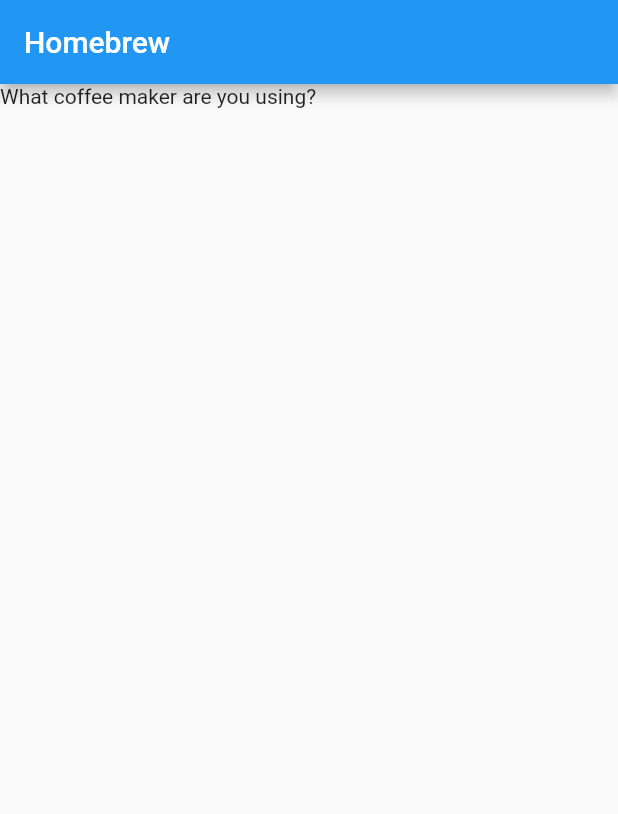
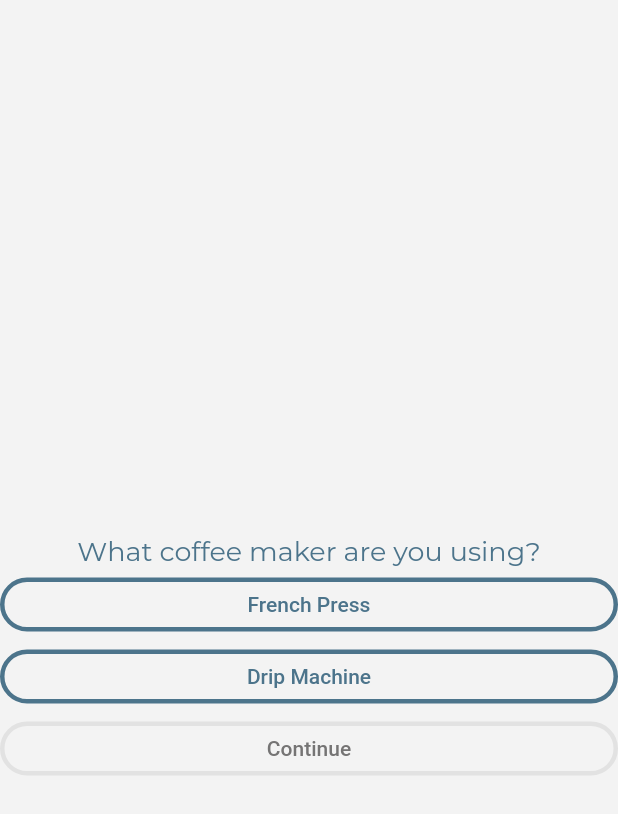
Before and after one commit to mikelopez100/homebrew, a Flutter app: the screen it shows after launch, on a phone screen of 412 x 824 dp. Shown: the top 814 px of the screen. Run offline on Flutter 3.47's test engine with Material 2 defaults, Android fonts, the phone set to English and light mode, and no system bars; Roboto replaces fonts that are missing (Montserrat-Medium).

Commit message:
workin on her

```diff
--- a/lib/screens/choose_device_screen.dart
+++ b/lib/screens/choose_device_screen.dart
@@ -1,4 +1,5 @@
 import 'package:flutter/material.dart';
+import 'package:homebrew/screens/cups_screen.dart';
 
 class ChooseDeviceScreen extends StatefulWidget {
   @override
@@ -9,16 +10,70 @@ class _ChooseDeviceScreenState extends State<ChooseDeviceScreen> {
   @override
   Widget build(BuildContext context) {
     return Scaffold(
-      appBar: AppBar(
-        title: Text("Homebrew"),
+        appBar: AppBar(
+        elevation: 0,
+        backgroundColor: Color(0xfff3f3f3),
+        iconTheme: IconThemeData(color: Color(0xff4c748b)),
       ),
-      body: Column(
-        children: <Widget>[
-          Text(
-            "What coffee maker are you using?",
-          )
-        ],
-      ),
-    );
+        backgroundColor: Color(0xfff3f3f3),
+        body: Center(
+          child: Column(
+            mainAxisAlignment: MainAxisAlignment.center,
+            crossAxisAlignment: CrossAxisAlignment.stretch,
+            children: <Widget>[
+              Text("What coffee maker are you using?",
+                  key: Key('coffeemaker-text'),
+                  textAlign: TextAlign.center,
+                  style: TextStyle(
+                      fontSize: 18,
+                      fontFamily: 'Montserrat',
+                      color: Color(0xff4c748b))),
+              OutlineButton(
+                  borderSide: BorderSide(
+                      color: Color(0xff4c748b),
+                      style: BorderStyle.solid,
+                      width: 3.0),
+                  shape: RoundedRectangleBorder(
+                      borderRadius: BorderRadius.circular(50)),
+                  onPressed: () {},
+                  key: Key('french-press-selector'),
+                  child: Text("French Press",
+                      style: TextStyle(
+                          fontSize: 14,
+                          fontFamily: 'Montserrat-Medium',
+                          color: Color(0xff4c748b)))),
+              OutlineButton(
+                  borderSide: BorderSide(
+                      color: Color(0xff4c748b),
+                      style: BorderStyle.solid,
+                      width: 3.0),
+                  shape: RoundedRectangleBorder(
+                      borderRadius: BorderRadius.circular(50)),
+                  onPressed: () {},
+                  key: Key('drip'),
+                  child: Text("Drip Machine",
+                      style: TextStyle(
+                          fontSize: 14,
+                          fontFamily: 'Montserrat-Medium',
+                          color: Color(0xff4c748b)))),
+              OutlineButton(
+                  borderSide: BorderSide(
+                      color: Color(0xffe2e2e2),
+                      style: BorderStyle.solid,
+                      width: 3.0),
+                  shape: RoundedRectangleBorder(
+                      borderRadius: BorderRadius.circular(50)),
+                  onPressed: () {
+                    Navigator.push(context,
+                        MaterialPageRoute(builder: (context) => CupsScreen()));
+                  },
+                  key: Key('continue-btn'),
+                  child: Text("Continue",
+                      style: TextStyle(
+                          fontFamily: 'Montserrat-Medium',
+                          color: Color(0xff757474)))),
+            ],
+          ),
+        ));
   }
 }
```
Also changed, not shown: lib/screens/cups_screen.dart (added, +71 -0 lines), lib/screens/recipe_screen.dart (added, +45 -0 lines), lib/screens/splash_screen.dart (+5 -3 lines), pubspec.yaml (+13 -11 lines), fonts/Kollektif.ttf (added), fonts/Montserrat-Italic.ttf (added), fonts/Montserrat-Medium.ttf (added), fonts/Montserrat.ttf (added), fonts/Norwester.ttf (added).
